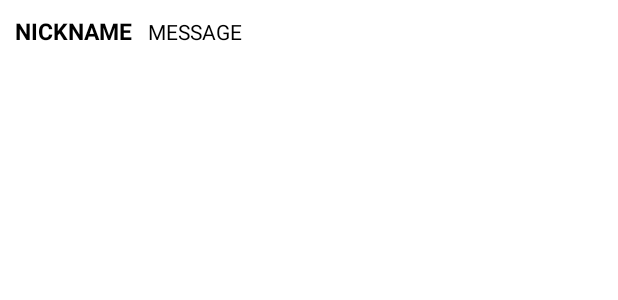
After one commit to aerim-choi/SHOWBOOK, an Android app: the layout item_chat.xml on its own in the app's theme, with its tools: preview values and no code run, on a phone screen of 412 x 824 dp. The commit adds this screen. Shown: the top 300 px of the screen. Run offline under Robolectric (Android 15) with nearby library versions, the phone set to English and light mode, and no system bars; Roboto replaces fonts that are not available here.

Commit message:
[FEAT]채팅방 코드 추가

```diff
--- a/app/src/main/AndroidManifest.xml
+++ b/app/src/main/AndroidManifest.xml
@@ -29,6 +29,7 @@
         <activity android:name=".bookinfo.BookReviewActivity"/>
         <activity android:name=".usedbookstore.home.AddArticleActivity"/>
         <activity android:name=".bookinfo.MyBookActivity"/>
+        <activity android:name=".usedbookstore.chatdetail.ChatRoomActivity"/>
         <meta-data
             android:name="preloaded_fonts"
             android:resource="@array/preloaded_fonts" />
--- a/app/src/main/java/org/techtown/showbook/usedbookstore/DBKey.kt
+++ b/app/src/main/java/org/techtown/showbook/usedbookstore/DBKey.kt
@@ -5,5 +5,6 @@ class DBKey {
         const val DB_ARTICLES = "Articles"
         const val DB_USERS = "Users"
         const val CHILD_CHAT = "chat"
+        const val DB_CHATS = "Chats"
     }
 }
--- a/app/src/main/java/org/techtown/showbook/usedbookstore/home/ArticleAdapter.kt
+++ b/app/src/main/java/org/techtown/showbook/usedbookstore/home/ArticleAdapter.kt
@@ -35,6 +35,7 @@ class ArticleAdapter(val onItemClicked: (ArticleModel)->Unit) : ListAdapter<Arti
             }
             binding.root.setOnClickListener{
                 onItemClicked(articleModel)
+
             }
 
         }
--- /dev/null
+++ b/app/src/main/res/layout/item_chat.xml
@@ -0,0 +1,34 @@
+<?xml version="1.0" encoding="utf-8"?>
+<androidx.constraintlayout.widget.ConstraintLayout xmlns:android="http://schemas.android.com/apk/res/android"
+    android:layout_width="match_parent"
+    android:layout_height="wrap_content"
+    xmlns:app="http://schemas.android.com/apk/res-auto"
+    xmlns:tools="http://schemas.android.com/tools"
+    android:padding="10dp">
+
+
+    <TextView
+        android:id="@+id/senderTextView"
+        app:layout_constraintStart_toStartOf="parent"
+        app:layout_constraintTop_toTopOf="parent"
+        app:layout_constraintBottom_toBottomOf="parent"
+        tools:text="NICKNAME"
+        android:textColor="@color/black"
+        android:textSize="15sp"
+        android:textStyle="bold"
+        android:layout_width="wrap_content"
+        android:layout_height="wrap_content"/>
+
+    <TextView
+        android:id="@+id/messageTextView"
+        android:text="15sp"
+        android:textColor="@color/black"
+        android:layout_marginStart="10dp"
+        app:layout_constraintStart_toEndOf="@id/senderTextView"
+        app:layout_constraintEnd_toEndOf="parent"
+        app:layout_constraintTop_toTopOf="parent"
+        app:layout_constraintBottom_toBottomOf="parent"
+        tools:text="MESSAGE"
+        android:layout_width="0dp"
+        android:layout_height="wrap_content"/>
+</androidx.constraintlayout.widget.ConstraintLayout>
```
Also changed, not shown: app/src/main/java/org/techtown/showbook/usedbookstore/chatdetail/ChatItem.kt (added, +8 -0 lines), app/src/main/java/org/techtown/showbook/usedbookstore/chatdetail/ChatItemAdapter.kt (added, +43 -0 lines), app/src/main/java/org/techtown/showbook/usedbookstore/chatdetail/ChatRoomActivity.kt (added, +76 -0 lines), app/src/main/java/org/techtown/showbook/usedbookstore/chatlist/ChatListAdapter.kt (added, +52 -0 lines), app/src/main/java/org/techtown/showbook/usedbookstore/chatlist/ChatListFragment.kt (added, +80 -0 lines), app/src/main/java/org/techtown/showbook/usedbookstore/chatlist/ChatListItem.kt (added, +10 -0 lines), app/src/main/java/org/techtown/showbook/usedbookstore/home/UsedBookHomeFragment.kt (+29 -28 lines), app/src/main/res/layout/activity_chatroom.xml (added, +35 -0 lines), app/src/main/res/layout/fragment_chatlist.xml (added, +52 -0 lines), app/src/main/res/layout/item_chat_list.xml (added, +14 -0 lines).
